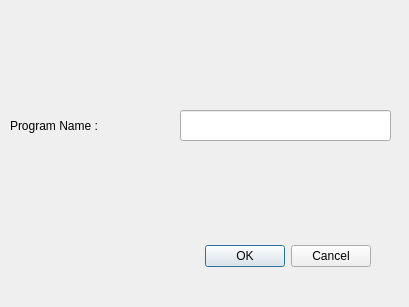
First picture: the form in builder/ProgName.ui, repository canercandan/iot-project, before the edit.
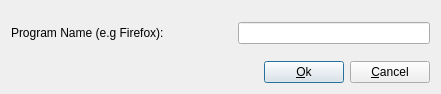
Second picture: the form after the edit.

```diff
--- a/builder/ProgName.ui
+++ b/builder/ProgName.ui
@@ -6,52 +6,114 @@
    <rect>
     <x>0</x>
     <y>0</y>
-    <width>409</width>
-    <height>307</height>
+    <width>441</width>
+    <height>94</height>
    </rect>
   </property>
+  <property name="minimumSize">
+   <size>
+    <width>441</width>
+    <height>94</height>
+   </size>
+  </property>
+  <property name="maximumSize">
+   <size>
+    <width>16777215</width>
+    <height>94</height>
+   </size>
+  </property>
   <property name="windowTitle">
    <string>Dialog</string>
   </property>
-  <widget class="QDialogButtonBox" name="buttonBox">
-   <property name="geometry">
-    <rect>
-     <x>30</x>
-     <y>240</y>
-     <width>341</width>
-     <height>32</height>
-    </rect>
-   </property>
-   <property name="orientation">
-    <enum>Qt::Horizontal</enum>
-   </property>
-   <property name="standardButtons">
-    <set>QDialogButtonBox::Cancel|QDialogButtonBox::Ok</set>
-   </property>
-  </widget>
-  <widget class="QLineEdit" name="progNameLineEdit">
-   <property name="geometry">
-    <rect>
-     <x>180</x>
-     <y>110</y>
-     <width>211</width>
-     <height>31</height>
-    </rect>
-   </property>
-  </widget>
-  <widget class="QLabel" name="label">
-   <property name="geometry">
-    <rect>
-     <x>10</x>
-     <y>110</y>
-     <width>131</width>
-     <height>31</height>
-    </rect>
-   </property>
-   <property name="text">
-    <string>Program Name :</string>
-   </property>
-  </widget>
+  <layout class="QGridLayout" name="gridLayout">
+   <item row="0" column="0">
+    <spacer name="verticalSpacer_2">
+     <property name="orientation">
+      <enum>Qt::Vertical</enum>
+     </property>
+     <property name="sizeHint" stdset="0">
+      <size>
+       <width>20</width>
+       <height>2</height>
+      </size>
+     </property>
+    </spacer>
+   </item>
+   <item row="1" column="0">
+    <layout class="QHBoxLayout" name="horizontalLayout">
+     <item>
+      <widget class="QLabel" name="label">
+       <property name="text">
+        <string>Program Name (e.g Firefox):</string>
+       </property>
+      </widget>
+     </item>
+     <item>
+      <spacer name="horizontalSpacer">
+       <property name="orientation">
+        <enum>Qt::Horizontal</enum>
+       </property>
+       <property name="sizeType">
+        <enum>QSizePolicy::Minimum</enum>
+       </property>
+       <property name="sizeHint" stdset="0">
+        <size>
+         <width>68</width>
+         <height>20</height>
+        </size>
+       </property>
+      </spacer>
+     </item>
+     <item>
+      <widget class="QLineEdit" name="progNameLineEdit"/>
+     </item>
+    </layout>
+   </item>
+   <item row="2" column="0">
+    <spacer name="verticalSpacer">
+     <property name="orientation">
+      <enum>Qt::Vertical</enum>
+     </property>
+     <property name="sizeHint" stdset="0">
+      <size>
+       <width>20</width>
+       <height>0</height>
+      </size>
+     </property>
+    </spacer>
+   </item>
+   <item row="3" column="0">
+    <layout class="QHBoxLayout" name="horizontalLayout_2">
+     <item>
+      <spacer name="horizontalSpacer_2">
+       <property name="orientation">
+        <enum>Qt::Horizontal</enum>
+       </property>
+       <property name="sizeHint" stdset="0">
+        <size>
+         <width>228</width>
+         <height>20</height>
+        </size>
+       </property>
+      </spacer>
+     </item>
+     <item>
+      <widget class="QPushButton" name="okPushButton">
+       <property name="text">
+        <string>&amp;Ok</string>
+       </property>
+      </widget>
+     </item>
+     <item>
+      <widget class="QPushButton" name="cancelPushButton">
+       <property name="text">
+        <string>&amp;Cancel</string>
+       </property>
+      </widget>
+     </item>
+    </layout>
+   </item>
+  </layout>
  </widget>
  <resources/>
  <connections>
```
Left out of the diff: 29 changed lines with no effect on the pictures.
